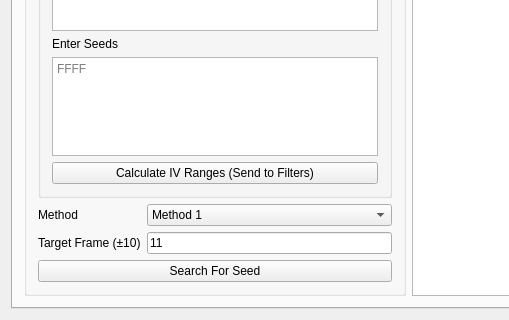
Before: the Qt Designer form Forms/Gen3/Stationary3.ui in papajefe/Gen-3-Seed-Assistant, drawn with Qt 5; both pictures show x 0 to 509 and y 380 to 700 of the 1200 by 700 pixel window.
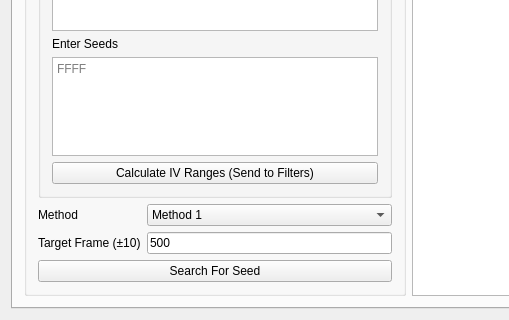
After: the same form once the commit is applied. Icons and pictures are not drawn. Custom widgets are drawn as their Qt base class.

Commit message: Final fix to to seed looping mechanism.

Diff of the .ui file:
```diff
--- a/Forms/Gen3/Stationary3.ui
+++ b/Forms/Gen3/Stationary3.ui
@@ -96,7 +96,7 @@
              <string/>
             </property>
             <property name="text">
-             <string notr="true">11</string>
+             <string notr="true">500</string>
             </property>
             <property name="maxLength">
              <number>10</number>
```
The commit also changes 1 other file.
